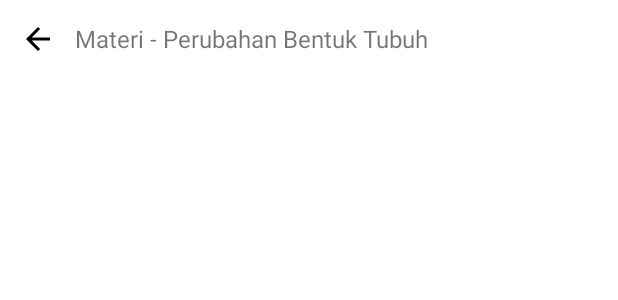
After one commit to mastamaru/S-extion, an Android app: the layout activity_materiremaja1.xml on its own in the app's theme, with its tools: preview values and no code run, on a phone screen of 412 x 824 dp. The commit adds this screen. Shown: the top 300 px of the screen. Run offline under Robolectric (Android 15) with nearby library versions, the phone set to English and light mode, and no system bars.

Commit message:
feat: materi page

```diff
--- /dev/null
+++ b/app/src/main/res/drawable/back.xml
@@ -0,0 +1,5 @@
+<vector android:autoMirrored="true" android:height="24dp"
+    android:tint="#000000" android:viewportHeight="24"
+    android:viewportWidth="24" android:width="24dp" xmlns:android="http://schemas.android.com/apk/res/android">
+    <path android:fillColor="@android:color/white" android:pathData="M20,11H7.83l5.59,-5.59L12,4l-8,8 8,8 1.41,-1.41L7.83,13H20v-2z"/>
+</vector>
--- /dev/null
+++ b/app/src/main/res/layout/activity_materiremaja1.xml
@@ -0,0 +1,35 @@
+<?xml version="1.0" encoding="utf-8"?>
+<androidx.constraintlayout.widget.ConstraintLayout xmlns:android="http://schemas.android.com/apk/res/android"
+    xmlns:app="http://schemas.android.com/apk/res-auto"
+    xmlns:tools="http://schemas.android.com/tools"
+    android:layout_width="match_parent"
+    android:layout_height="match_parent"
+    tools:context=".materiremaja1">
+
+    <androidx.appcompat.widget.LinearLayoutCompat
+        android:layout_width="match_parent"
+        android:layout_height="52dp"
+        android:gravity="center"
+        android:padding="10dp"
+        app:layout_constraintTop_toTopOf="parent">
+
+        <ImageButton
+            android:id="@+id/backToHome"
+            android:layout_width="30dp"
+            android:layout_height="30dp"
+            android:background="@color/white"
+            android:src="@drawable/back" />
+
+        <TextView
+            android:layout_width="match_parent"
+            android:layout_height="30dp"
+            android:layout_marginLeft="10sp"
+            android:gravity="center_vertical"
+            android:text="@string/remaja1"
+            android:textSize="16sp" />
+
+    </androidx.appcompat.widget.LinearLayoutCompat>
+
+
+
+</androidx.constraintlayout.widget.ConstraintLayout>
```
Also changed, not shown: app/src/main/java/com/app/sextion/materiremaja1.java (added, +30 -0 lines), app/src/main/res/layout/activity_main.xml (+7 -11 lines).
